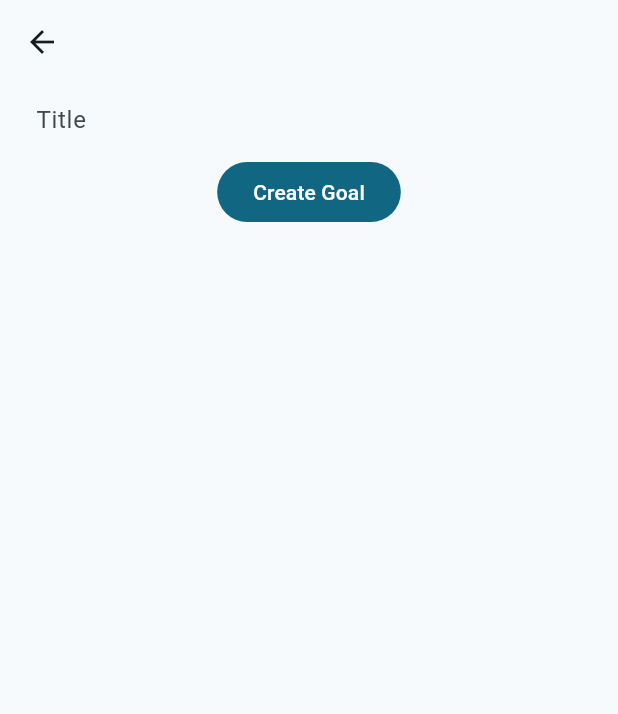
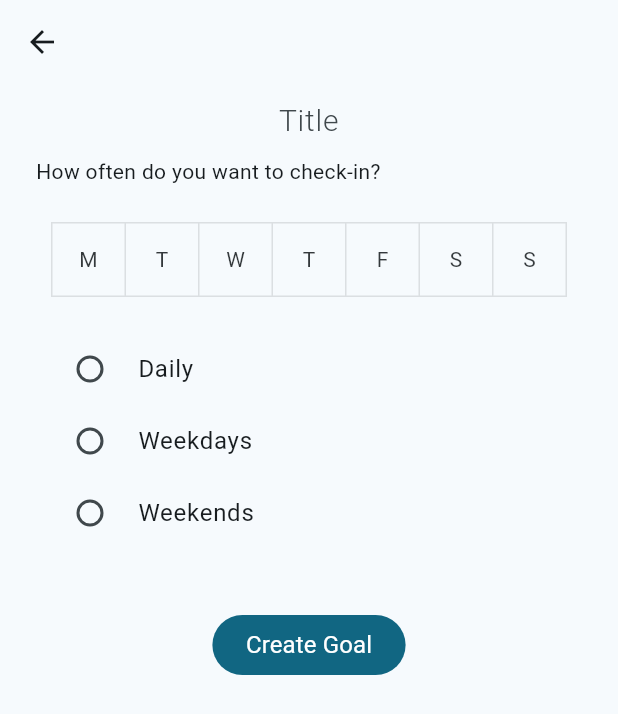
Before and after one commit to rheeca/cbt-journal-app, a Flutter app: the CreateGoalScreen screen opened by its route, on a phone screen of 412 x 824 dp. Shown: the top 714 px of the screen. Run offline on Flutter 3.47's test engine with Material 3 defaults, Android fonts, the phone set to English and light mode, and no system bars; our stand-ins replace drift, drift_flutter, flutter_dotenv, loading_animation_widget, logger, watch_it; missing offline and left inert: grpc, protobuf; accounts and stored records are empty; generated files the repository leaves out were written again.

Commit message:
set check-in frequency for goal

```diff
--- a/app/lib/goals/create_goal.dart
+++ b/app/lib/goals/create_goal.dart
@@ -17,6 +17,8 @@ class _CreateGoalScreenState extends State<CreateGoalScreen> {
   _CreateGoalScreenState();
 
   final titleController = TextEditingController();
+  Frequency? _frequency;
+  final List<bool> _selectedDays = DayOfWeek.values.map((e) => false).toList();
 
   @override
   void dispose() {
@@ -32,13 +34,55 @@ class _CreateGoalScreenState extends State<CreateGoalScreen> {
         child: Container(
           padding: const EdgeInsets.symmetric(horizontal: 24.0),
           child: Column(
+            crossAxisAlignment: CrossAxisAlignment.start,
             children: [
               TextField(
                 controller: titleController,
+                textAlign: TextAlign.center,
                 decoration: const InputDecoration(
-                    border: InputBorder.none, hintText: 'Title'),
+                    border: InputBorder.none,
+                    hintText: 'Title',
+                    hintStyle:
+                        TextStyle(fontSize: 20, fontWeight: FontWeight.w300)),
               ),
-              FilledButton(
+              const Text('How often do you want to check-in?'),
+              const SizedBox(height: 24.0),
+              Center(
+                child: ToggleButtons(
+                  onPressed: (int index) {
+                    _frequency = null;
+                    setState(() {
+                      _selectedDays[index] = !_selectedDays[index];
+                    });
+                  },
+                  isSelected: _selectedDays,
+                  children: DayOfWeek.values
+                      .map((e) => Text(e.singleLetter))
+                      .toList(),
+                ),
+              ),
+              const SizedBox(height: 24.0),
+              Column(
+                  children: Frequency.values
+                      .map((e) => RadioListTile(
+                          title: Text(e.label),
+                          value: e,
+                          groupValue: _frequency,
+                          visualDensity: VisualDensity.compact,
+                          onChanged: (Frequency? value) {
+                            setState(() {
+                              _frequency = value;
+                              _selectedDays.fillRange(
+                                  0, _selectedDays.length, false);
+                              for (final i in e.days) {
+                                _selectedDays[i.index] = true;
+                              }
+                            });
+                          }))
+                      .toList()),
+              const SizedBox(height: 40.0),
+              Center(
+                child: FilledButton(
                   onPressed: () async {
                     final userId = di<UserController>().currentUser!.userId;
                     final goalSettingJournalId =
@@ -56,6 +100,7 @@ class _CreateGoalScreenState extends State<CreateGoalScreen> {
                     if (context.mounted) Navigator.pop(context);
                   },
                   child: const Text('Create Goal'),
+                ),
               )
             ],
           ),
@@ -64,3 +109,32 @@ class _CreateGoalScreenState extends State<CreateGoalScreen> {
     );
   }
 }
+
+enum Frequency {
+  daily(label: 'Daily', days: DayOfWeek.values),
+  weekdays(label: 'Weekdays', days: [
+    DayOfWeek.monday,
+    DayOfWeek.tuesday,
+    DayOfWeek.wednesday,
+    DayOfWeek.thursday,
+    DayOfWeek.friday
+  ]),
+  weekends(label: 'Weekends', days: [DayOfWeek.saturday, DayOfWeek.sunday]);
+
+  const Frequency({required this.label, required this.days});
+  final String label;
+  final List<DayOfWeek> days;
+}
+
+enum DayOfWeek {
+  monday(singleLetter: 'M'),
+  tuesday(singleLetter: 'T'),
+  wednesday(singleLetter: 'W'),
+  thursday(singleLetter: 'T'),
+  friday(singleLetter: 'F'),
+  saturday(singleLetter: 'S'),
+  sunday(singleLetter: 'S');
+
+  const DayOfWeek({required this.singleLetter});
+  final String singleLetter;
+}
--- a/app/lib/goals/goals_controller.dart
+++ b/app/lib/goals/goals_controller.dart
@@ -24,7 +24,7 @@ class GoalsController extends ChangeNotifier {
     _isLoading = true;
     notifyListeners();
 
-    loadGoals();
+    await loadGoals();
 
     _isLoading = false;
     notifyListeners();
--- a/app/lib/goals/goals_screen.dart
+++ b/app/lib/goals/goals_screen.dart
@@ -22,12 +22,13 @@ class _GoalsScreenState extends State<GoalsScreen> {
       child: Column(
         mainAxisAlignment: MainAxisAlignment.start,
         children: [
-          FilledButton(
+          FilledButton.icon(
               onPressed: () {
                 Navigator.pushNamed(context, '/journal-entry/create',
                     arguments: goalJournal);
               },
-              child: const Text('Create a Goal')),
+              icon: const Icon(Icons.add),
+              label: const Text('Create a Goal')),
           const SizedBox(height: 24.0),
           const Expanded(child: _GoalsListView()),
         ],
--- a/app/lib/theme.dart
+++ b/app/lib/theme.dart
@@ -18,6 +18,14 @@ final theme = ThemeData(
       fontSize: 14,
       fontWeight: FontWeight.w600,
     ),
+    labelLarge: TextStyle(
+      fontSize: 16,
+      fontWeight: FontWeight.w400,
+    ),
+    labelMedium: TextStyle(
+      fontSize: 14,
+      fontWeight: FontWeight.w400,
+    ),
     labelSmall: TextStyle(
       fontSize: 12,
       fontWeight: FontWeight.w400,
```
Lines whose indentation alone changed are shown as unchanged.
